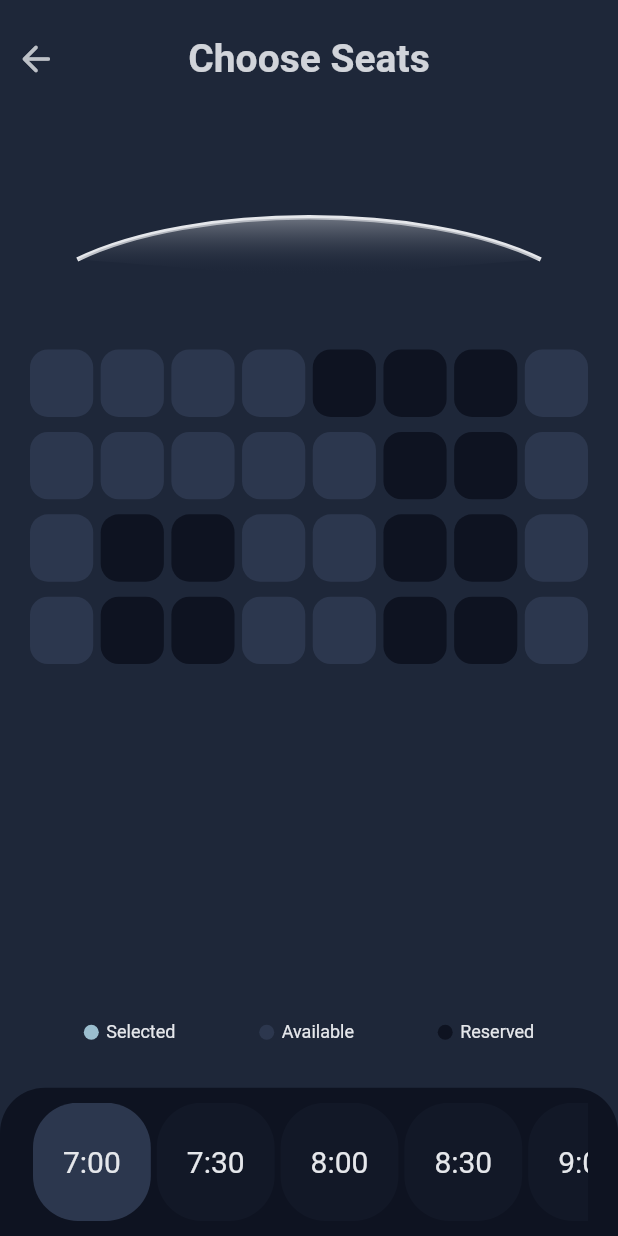
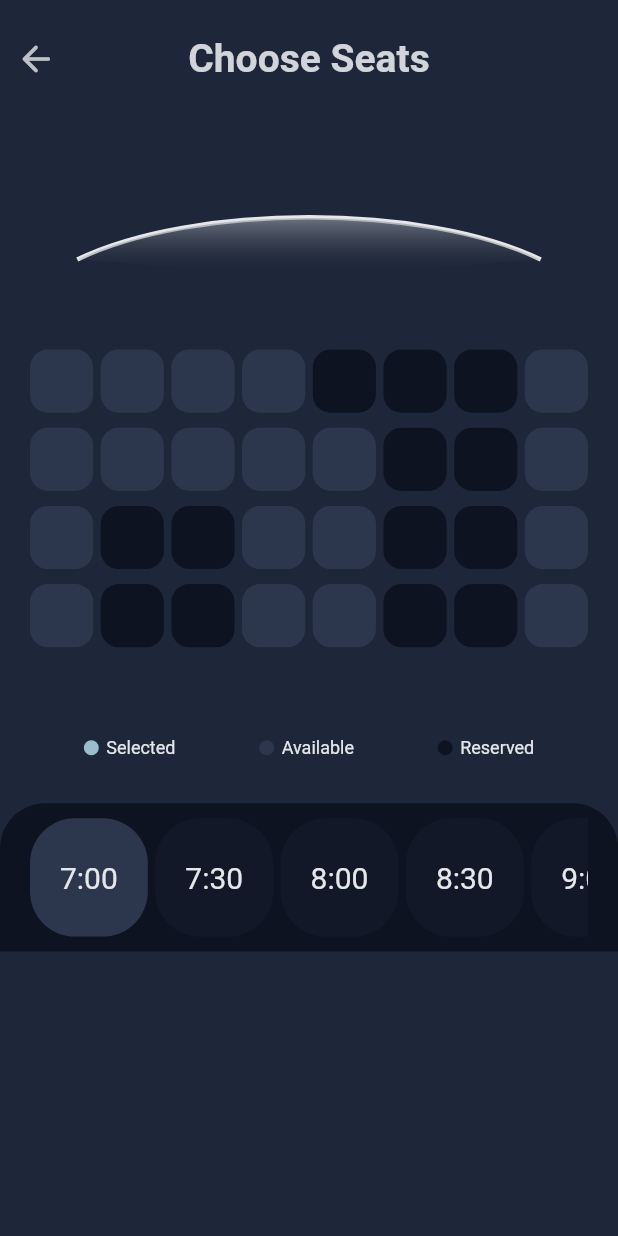
Before and after one commit to MatthieuNadeau96/movie_theater, a Flutter app: the SeatScreen screen opened directly, on a phone screen of 412 x 824 dp. Run offline on Flutter 3.47's test engine with Material 2 defaults, Android fonts, the phone set to English and light mode, and no system bars; our stand-ins replace auto_size_text, carousel_slider, dio, flare_flutter, rxdart; network calls fail.

Commit message:
Fixed responsiveness problems for smaller devices

```diff
--- a/lib/screens/seat_screen.dart
+++ b/lib/screens/seat_screen.dart
@@ -31,6 +31,7 @@ class _SeatScreenState extends State<SeatScreen> {
     return Scaffold(
       backgroundColor: Theme.of(context).primaryColor,
       body: SafeArea(
+        child: SingleChildScrollView(
           child: Container(
             child: Column(
               children: [
@@ -57,7 +58,8 @@ class _SeatScreenState extends State<SeatScreen> {
                           style: TextStyle(
                             fontSize: 26,
                             fontWeight: FontWeight.w600,
-                          color: Theme.of(context).canvasColor.withOpacity(0.9),
+                            color:
+                                Theme.of(context).canvasColor.withOpacity(0.9),
                           ),
                         ),
                       ),
@@ -82,15 +84,16 @@ class _SeatScreenState extends State<SeatScreen> {
                   child: Projector(),
                 ),
                 SizedBox(height: 60),
-              Expanded(
-                child: Container(
+                Container(
                   margin: EdgeInsets.symmetric(horizontal: 20),
-                  height: 200,
+                  // height: 300,
+                  child: Expanded(
                     child: GridView.count(
                       crossAxisCount: 8,
                       mainAxisSpacing: 10,
                       crossAxisSpacing: 5,
-                    childAspectRatio: (seatWidth / seatHeight),
+                      // childAspectRatio: (seatWidth / seatHeight),
+                      physics: NeverScrollableScrollPhysics(),
                       shrinkWrap: true,
                       children: [
                         ...seats.map(
@@ -100,10 +103,11 @@ class _SeatScreenState extends State<SeatScreen> {
                                 setState(() {
                                   seat.userSelected = !seat.userSelected;
                                   print(_getTotal(seats));
-                                numberOfSelectedSeats = _getTotal(seats).length;
+                                  numberOfSelectedSeats =
+                                      _getTotal(seats).length;
                                   if (_getTotal(seats).isNotEmpty) {
-                                  totalPrice =
-                                      _getTotal(seats).reduce((a, b) => a + b);
+                                    totalPrice = _getTotal(seats)
+                                        .reduce((a, b) => a + b);
                                   } else {
                                     totalPrice = 0;
                                   }
@@ -195,8 +199,14 @@ class _SeatScreenState extends State<SeatScreen> {
                 ),
                 SizedBox(height: 30),
                 Container(
-                padding: EdgeInsets.symmetric(horizontal: 20, vertical: 10),
-                height: deviceSize.height * 0.12,
+                  constraints: BoxConstraints(
+                    maxHeight: deviceSize.height * 0.12,
+                  ),
+                  child: Expanded(
+                    flex: 1,
+                    child: Container(
+                      padding:
+                          EdgeInsets.symmetric(horizontal: 20, vertical: 10),
                       decoration: BoxDecoration(
                         borderRadius: BorderRadius.only(
                           topLeft: Radius.circular(30),
@@ -208,19 +218,23 @@ class _SeatScreenState extends State<SeatScreen> {
                           ? Container(
                               height: deviceSize.height * 0.12,
                               child: Row(
-                          mainAxisAlignment: MainAxisAlignment.spaceBetween,
+                                mainAxisAlignment:
+                                    MainAxisAlignment.spaceBetween,
                                 children: [
                                   Expanded(
                                     child: Container(
                                       margin: EdgeInsets.only(left: 20),
                                       child: Column(
-                                  mainAxisAlignment: MainAxisAlignment.center,
-                                  crossAxisAlignment: CrossAxisAlignment.start,
+                                        mainAxisAlignment:
+                                            MainAxisAlignment.center,
+                                        crossAxisAlignment:
+                                            CrossAxisAlignment.start,
                                         children: [
                                           Text(
                                             '$numberOfSelectedSeats seats',
                                             style: TextStyle(
-                                        color: Theme.of(context).canvasColor,
+                                              color:
+                                                  Theme.of(context).canvasColor,
                                               // fontSize: 15,
                                               fontWeight: FontWeight.w600,
                                             ),
@@ -228,7 +242,8 @@ class _SeatScreenState extends State<SeatScreen> {
                                           Text(
                                             'Pay \$${totalPrice.toStringAsFixed(2)} ',
                                             style: TextStyle(
-                                        color: Theme.of(context).canvasColor,
+                                              color:
+                                                  Theme.of(context).canvasColor,
                                               fontSize: 18,
                                               fontWeight: FontWeight.w600,
                                             ),
@@ -253,8 +268,10 @@ class _SeatScreenState extends State<SeatScreen> {
                                         );
                                       },
                                       shape: RoundedRectangleBorder(
-                                    borderRadius: BorderRadius.circular(50)),
-                                color: Theme.of(context).primaryColorLight,
+                                          borderRadius:
+                                              BorderRadius.circular(50)),
+                                      color:
+                                          Theme.of(context).primaryColorLight,
                                       child: Text(
                                         'CONFIRM',
                                         style: TextStyle(
@@ -270,7 +287,10 @@ class _SeatScreenState extends State<SeatScreen> {
                             )
                           : TimeSlot(),
                     ),
+                  ),
+                ),
               ],
+            ),
           ),
         ),
       ),
--- a/lib/widgets/time_slot.dart
+++ b/lib/widgets/time_slot.dart
@@ -20,6 +20,7 @@ class _TimeSlotState extends State<TimeSlot> {
 
   @override
   Widget build(BuildContext context) {
+    var deviceSize = MediaQuery.of(context).size;
     return Container(
       // color: Colors.grey,
       child: ListView.builder(
@@ -38,8 +39,8 @@ class _TimeSlotState extends State<TimeSlot> {
             },
             child: Container(
               height: 50,
-              margin: EdgeInsets.symmetric(
-                horizontal: 2,
+              margin: EdgeInsets.only(
+                right: 5,
               ),
               padding: EdgeInsets.symmetric(
                 horizontal: 20,
```
Also changed, not shown: lib/screens/home_screen.dart (+34 -1 lines). Lines whose indentation alone changed are shown as unchanged.
